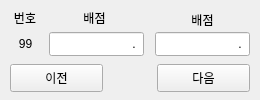
First picture: the form in UI/Grading32.ui, repository yuj09161/grademanage, before the edit.
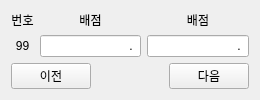
Second picture: the form after the edit.

Commit message:
UI 수정
+버그 수정 반영

The edit to the form file:
```diff
--- a/UI/Grading32.ui
+++ b/UI/Grading32.ui
@@ -13,76 +13,9 @@
   <property name="windowTitle">
    <string>Form</string>
   </property>
-  <widget class="QLineEdit" name="lnGet">
-   <property name="geometry">
-    <rect>
-     <x>155</x>
-     <y>32</y>
-     <width>95</width>
-     <height>24</height>
-    </rect>
-   </property>
-   <property name="inputMask">
-    <string>D.d</string>
-   </property>
-   <property name="alignment">
-    <set>Qt::AlignRight|Qt::AlignTrailing|Qt::AlignVCenter</set>
-   </property>
-  </widget>
-  <widget class="QLabel" name="lbGet">
-   <property name="geometry">
-    <rect>
-     <x>155</x>
-     <y>10</y>
-     <width>95</width>
-     <height>20</height>
-    </rect>
-   </property>
-   <property name="text">
-    <string>배점</string>
-   </property>
-   <property name="alignment">
-    <set>Qt::AlignCenter</set>
-   </property>
-  </widget>
-  <widget class="QLineEdit" name="lnPoint">
-   <property name="geometry">
-    <rect>
-     <x>49</x>
-     <y>32</y>
-     <width>95</width>
-     <height>24</height>
-    </rect>
-   </property>
-   <property name="inputMask">
-    <string>D.d</string>
-   </property>
-   <property name="alignment">
-    <set>Qt::AlignRight|Qt::AlignTrailing|Qt::AlignVCenter</set>
-   </property>
-  </widget>
-  <widget class="QPushButton" name="btnNext">
-   <property name="geometry">
-    <rect>
-     <x>157</x>
-     <y>64</y>
-     <width>93</width>
-     <height>28</height>
-    </rect>
-   </property>
-   <property name="text">
-    <string>다음</string>
-   </property>
-  </widget>
+  <layout class="QGridLayout" name="gridLayout">
+   <item row="0" column="0">
   <widget class="QLabel" name="lbNum">
-   <property name="geometry">
-    <rect>
-     <x>10</x>
-     <y>10</y>
-     <width>30</width>
-     <height>16</height>
-    </rect>
-   </property>
    <property name="text">
     <string>번호</string>
    </property>
@@ -90,28 +23,29 @@
     <set>Qt::AlignCenter</set>
    </property>
   </widget>
-  <widget class="QPushButton" name="btnBack">
-   <property name="geometry">
-    <rect>
-     <x>10</x>
-     <y>64</y>
-     <width>93</width>
-     <height>28</height>
-    </rect>
-   </property>
+   </item>
+   <item row="0" column="1">
+    <widget class="QLabel" name="lbPoint">
+     <property name="text">
+      <string>배점</string>
+     </property>
+     <property name="alignment">
+      <set>Qt::AlignCenter</set>
+     </property>
+    </widget>
+   </item>
+   <item row="0" column="2">
+    <widget class="QLabel" name="lbGet">
    <property name="text">
-    <string>이전</string>
-   </property>
-  </widget>
+      <string>배점</string>
+     </property>
+     <property name="alignment">
+      <set>Qt::AlignCenter</set>
+     </property>
+    </widget>
+   </item>
+   <item row="1" column="0">
   <widget class="QLabel" name="lbNo">
-   <property name="geometry">
-    <rect>
-     <x>10</x>
-     <y>36</y>
-     <width>31</width>
-     <height>16</height>
-    </rect>
-   </property>
    <property name="text">
     <string>99</string>
    </property>
@@ -119,22 +53,76 @@
     <set>Qt::AlignCenter</set>
    </property>
   </widget>
-  <widget class="QLabel" name="lbPoint">
-   <property name="geometry">
-    <rect>
-     <x>49</x>
-     <y>10</y>
-     <width>91</width>
-     <height>16</height>
-    </rect>
-   </property>
-   <property name="text">
-    <string>배점</string>
-   </property>
+   </item>
+   <item row="1" column="1">
+    <widget class="QLineEdit" name="lnPoint">
+     <property name="inputMask">
+      <string>D.d</string>
+     </property>
+     <property name="alignment">
+      <set>Qt::AlignRight|Qt::AlignTrailing|Qt::AlignVCenter</set>
+     </property>
+    </widget>
+   </item>
+   <item row="1" column="2">
+    <widget class="QLineEdit" name="lnGet">
+     <property name="inputMask">
+      <string>D.d</string>
+     </property>
    <property name="alignment">
-    <set>Qt::AlignCenter</set>
-   </property>
-  </widget>
+      <set>Qt::AlignRight|Qt::AlignTrailing|Qt::AlignVCenter</set>
+     </property>
+    </widget>
+   </item>
+   <item row="2" column="0" colspan="3">
+    <widget class="QWidget" name="widBot" native="true">
+     <layout class="QHBoxLayout" name="horizontalLayout">
+      <property name="spacing">
+       <number>0</number>
+      </property>
+      <property name="leftMargin">
+       <number>0</number>
+      </property>
+      <property name="topMargin">
+       <number>0</number>
+      </property>
+      <property name="rightMargin">
+       <number>0</number>
+      </property>
+      <property name="bottomMargin">
+       <number>0</number>
+      </property>
+      <item>
+       <widget class="QPushButton" name="btnBack">
+        <property name="text">
+         <string>이전</string>
+        </property>
+       </widget>
+      </item>
+      <item>
+       <spacer name="spH">
+        <property name="orientation">
+         <enum>Qt::Horizontal</enum>
+        </property>
+        <property name="sizeHint" stdset="0">
+         <size>
+          <width>40</width>
+          <height>20</height>
+         </size>
+        </property>
+       </spacer>
+      </item>
+      <item>
+       <widget class="QPushButton" name="btnNext">
+        <property name="text">
+         <string>다음</string>
+        </property>
+       </widget>
+      </item>
+     </layout>
+    </widget>
+   </item>
+  </layout>
  </widget>
  <resources/>
  <connections/>
```
Lines whose indentation alone changed are shown as unchanged. The commit also changes 7 other files.
